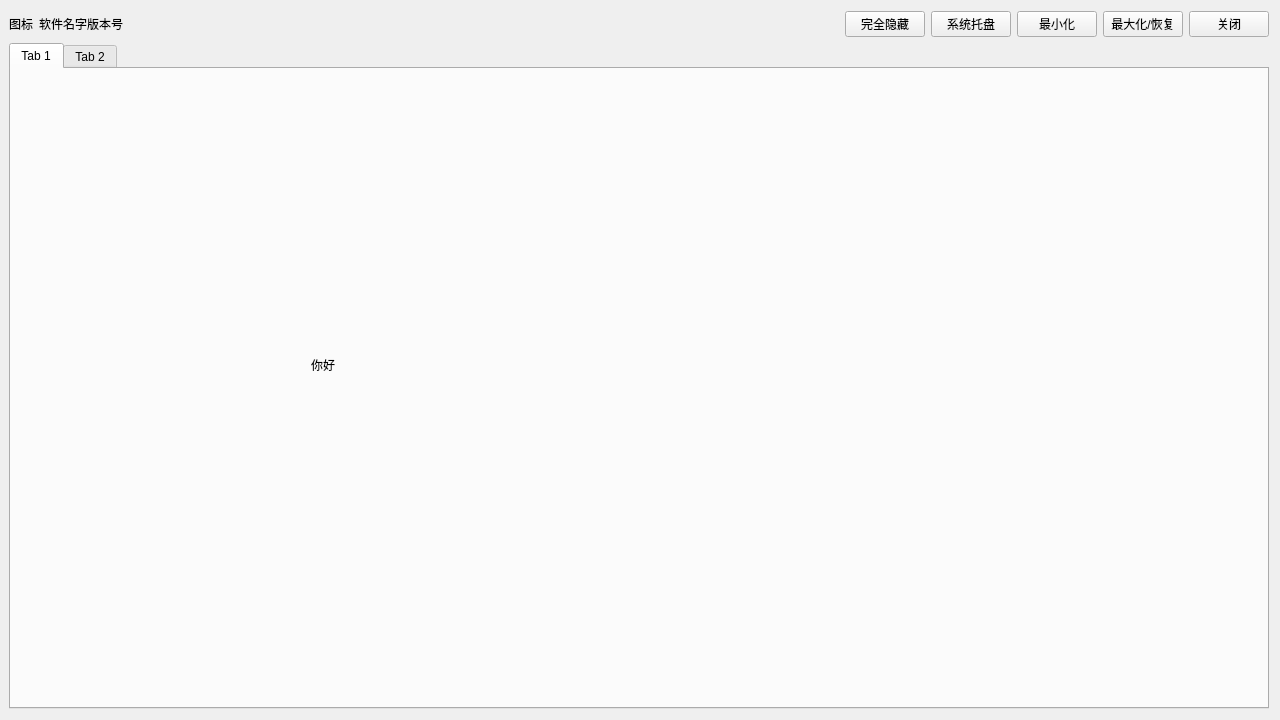
Qt form Free my WW/Free my WW_UI/边框重写/边框重写.ui (yandifei/Free-my-WW) before a commit.
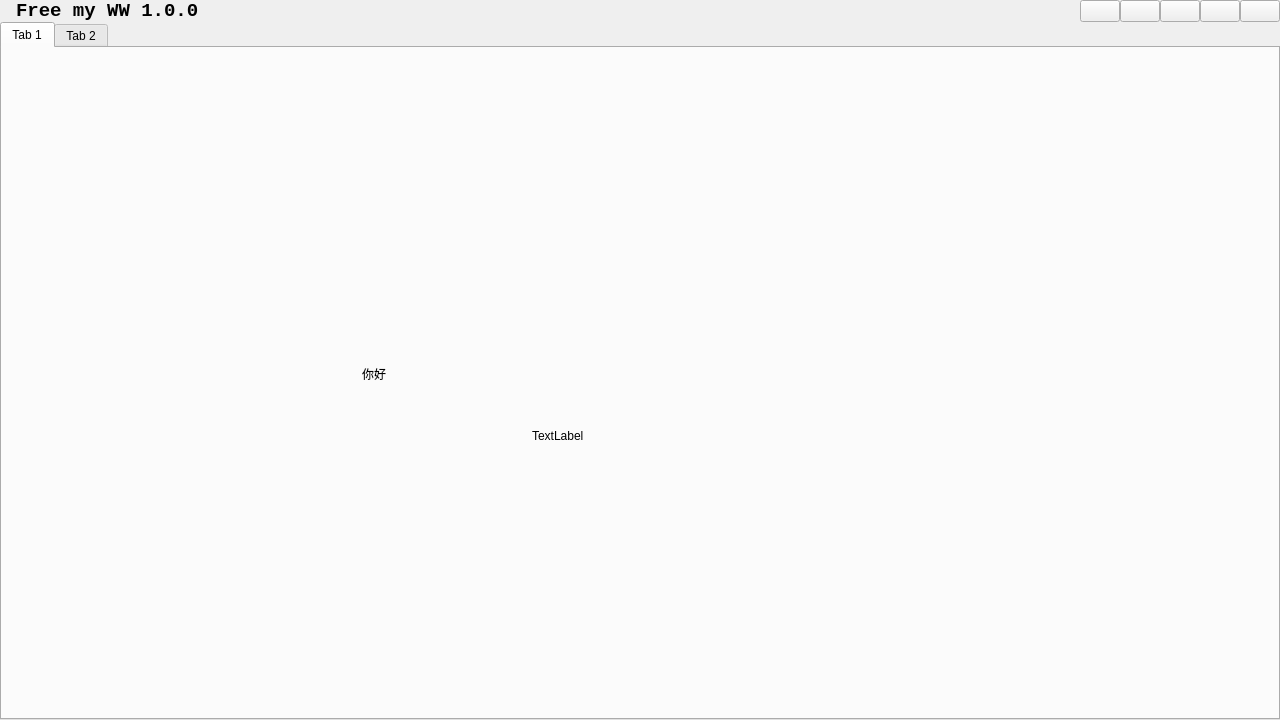
The same form after that commit. Icons and pictures are not drawn.

The edit to the form file:
```diff
--- a/Free my WW/Free my WW_UI/边框重写/边框重写.ui
+++ b/Free my WW/Free my WW_UI/边框重写/边框重写.ui
@@ -29,22 +29,51 @@
    <string notr="true">Free my WW</string>
   </property>
   <layout class="QVBoxLayout" name="GlobleLayout" stretch="1,20">
+   <property name="spacing">
+    <number>0</number>
+   </property>
    <property name="leftMargin">
-    <number>9</number>
+    <number>0</number>
+   </property>
+   <property name="topMargin">
+    <number>0</number>
+   </property>
+   <property name="rightMargin">
+    <number>0</number>
+   </property>
+   <property name="bottomMargin">
+    <number>0</number>
    </property>
    <item>
     <layout class="QHBoxLayout" name="LabelLayout">
+     <property name="leftMargin">
+      <number>9</number>
+     </property>
      <item>
       <widget class="QLabel" name="LabelPic">
        <property name="text">
-        <string>图标</string>
+        <string/>
+       </property>
+       <property name="pixmap">
+        <pixmap>../UI窗口控件图标/鸣潮/32X32.ico</pixmap>
        </property>
       </widget>
      </item>
      <item>
       <widget class="QLabel" name="SoftwareName">
+       <property name="font">
+        <font>
+         <family>Consolas</family>
+         <pointsize>14</pointsize>
+         <italic>false</italic>
+         <bold>true</bold>
+         <underline>false</underline>
+         <strikeout>false</strikeout>
+         <kerning>true</kerning>
+        </font>
+       </property>
        <property name="text">
-        <string>软件名字版本号</string>
+        <string>Free my WW 1.0.0</string>
        </property>
       </widget>
      </item>
@@ -63,37 +92,108 @@
      </item>
      <item>
       <widget class="QPushButton" name="HideToWindow">
-       <property name="text">
+       <property name="toolTip">
         <string>完全隐藏</string>
        </property>
+       <property name="whatsThis">
+        <string/>
+       </property>
+       <property name="text">
+        <string/>
+       </property>
+       <property name="icon">
+        <iconset>
+         <normaloff>../UI窗口控件图标/标题栏图标/chevrons-down.png</normaloff>../UI窗口控件图标/标题栏图标/chevrons-down.png</iconset>
+       </property>
+       <property name="iconSize">
+        <size>
+         <width>45</width>
+         <height>30</height>
+        </size>
+       </property>
       </widget>
      </item>
      <item>
       <widget class="QPushButton" name="MinToSys">
-       <property name="text">
+       <property name="toolTip">
         <string>系统托盘</string>
        </property>
+       <property name="statusTip">
+        <string/>
+       </property>
+       <property name="text">
+        <string/>
+       </property>
+       <property name="icon">
+        <iconset>
+         <normaloff>../UI窗口控件图标/标题栏图标/chevron-down.png</normaloff>../UI窗口控件图标/标题栏图标/chevron-down.png</iconset>
+       </property>
+       <property name="iconSize">
+        <size>
+         <width>45</width>
+         <height>30</height>
+        </size>
+       </property>
       </widget>
      </item>
      <item>
       <widget class="QPushButton" name="Min">
-       <property name="text">
+       <property name="toolTip">
         <string>最小化</string>
        </property>
+       <property name="text">
+        <string/>
+       </property>
+       <property name="icon">
+        <iconset>
+         <normaloff>../UI窗口控件图标/标题栏图标/remove.png</normaloff>../UI窗口控件图标/标题栏图标/remove.png</iconset>
+       </property>
+       <property name="iconSize">
+        <size>
+         <width>45</width>
+         <height>30</height>
+        </size>
+       </property>
       </widget>
      </item>
      <item>
       <widget class="QPushButton" name="MaxOrRestore">
-       <property name="text">
+       <property name="toolTip">
         <string>最大化/恢复</string>
        </property>
+       <property name="icon">
+        <iconset>
+         <normaloff>../UI窗口控件图标/标题栏图标/maximise.png</normaloff>../UI窗口控件图标/标题栏图标/maximise.png</iconset>
+       </property>
+       <property name="iconSize">
+        <size>
+         <width>45</width>
+         <height>30</height>
+        </size>
+       </property>
+       <property name="autoRepeat">
+        <bool>false</bool>
+       </property>
       </widget>
      </item>
      <item>
       <widget class="QPushButton" name="Close">
-       <property name="text">
+       <property name="toolTip">
         <string>关闭</string>
        </property>
+       <property name="text">
+        <string/>
+       </property>
+       <property name="icon">
+        <iconset>
+         <normaloff>../UI窗口控件图标/标题栏图标/cancel.png</normaloff>../UI窗口控件图标/标题栏图标/cancel.png</iconset>
+       </property>
+       <property name="iconSize">
+        <size>
+         <width>45</width>
+         <height>30</height>
+        </size>
+       </property>
       </widget>
      </item>
     </layout>
@@ -112,8 +212,8 @@
         <widget class="QLabel" name="label">
          <property name="geometry">
           <rect>
-           <x>300</x>
-           <y>150</y>
+           <x>360</x>
+           <y>180</y>
            <width>631</width>
            <height>291</height>
           </rect>
@@ -122,6 +222,35 @@
           <string>你好</string>
          </property>
         </widget>
+        <widget class="QLabel" name="label_2">
+         <property name="geometry">
+          <rect>
+           <x>530</x>
+           <y>380</y>
+           <width>53</width>
+           <height>15</height>
+          </rect>
+         </property>
+         <property name="text">
+          <string>TextLabel</string>
+         </property>
+        </widget>
+        <widget class="QLabel" name="label_3">
+         <property name="geometry">
+          <rect>
+           <x>1030</x>
+           <y>400</y>
+           <width>51</width>
+           <height>51</height>
+          </rect>
+         </property>
+         <property name="text">
+          <string/>
+         </property>
+         <property name="pixmap">
+          <pixmap>../UI窗口控件图标/标题栏图标/cancel.png</pixmap>
+         </property>
+        </widget>
        </widget>
        <widget class="QWidget" name="tab_2">
         <attribute name="title">
```
